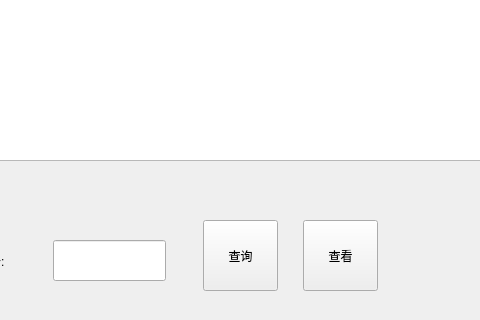
Above: TutorSystem/src/form/childwidgetf.ui from tutorsoft/tutorsoft before the change; both pictures show x 247 to 727 and y 350 to 670 of the 1000 by 670 pixel window. Below: the same form after it.
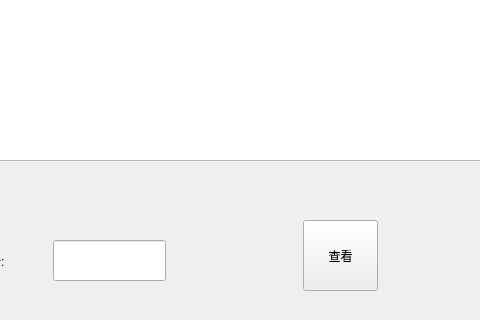
That is the form after the change.

```diff
--- a/TutorSystem/src/form/childwidgetf.ui
+++ b/TutorSystem/src/form/childwidgetf.ui
@@ -49,19 +49,6 @@
     <string>教师编号:</string>
    </property>
   </widget>
-  <widget class="QPushButton" name="btn_find">
-   <property name="geometry">
-    <rect>
-     <x>450</x>
-     <y>570</y>
-     <width>75</width>
-     <height>71</height>
-    </rect>
-   </property>
-   <property name="text">
-    <string>查询</string>
-   </property>
-  </widget>
   <widget class="QLineEdit" name="lineEdit">
    <property name="geometry">
     <rect>
```
